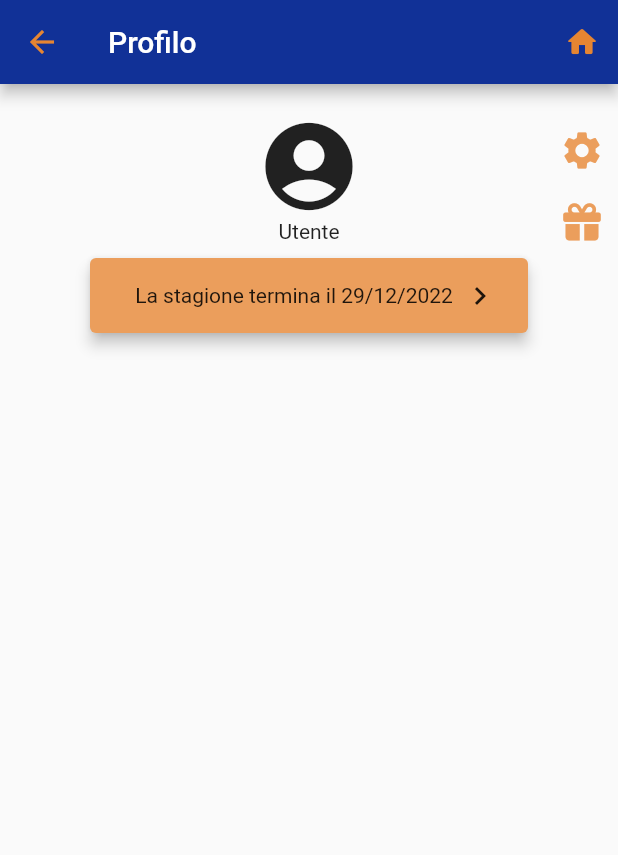
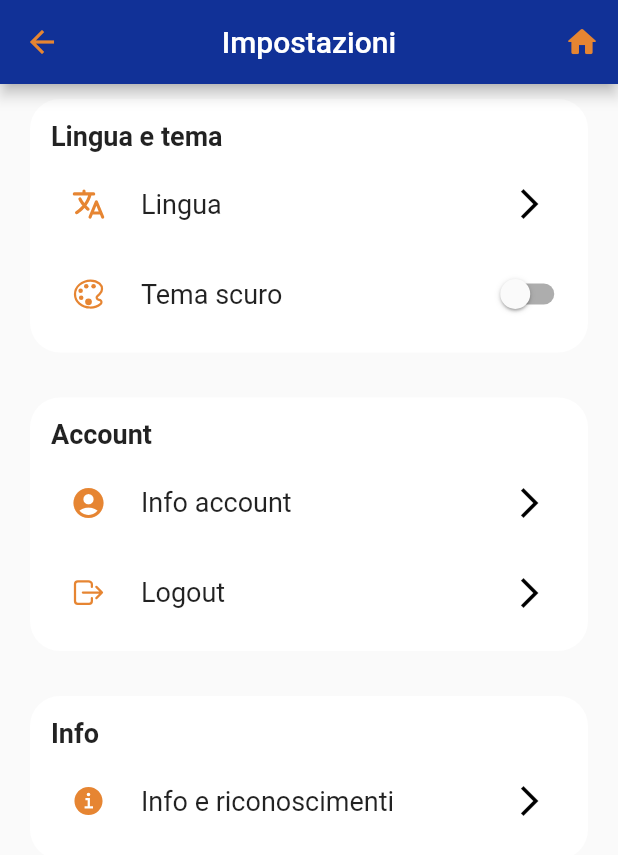
Before and after one commit to GaetanoRuggiero/EMAD2022_23-09, a Flutter app: the Profile screen opened directly, after a tap on the "settings" icon, on a phone screen of 412 x 824 dp. Shown: the top 855 px of the screen. Run offline on Flutter 3.47's test engine with Material 2 defaults, Android fonts, the phone set to English and light mode, and no system bars; our stand-ins replace camera, font_awesome_flutter, google_maps_flutter, ionicons.

Commit message:
Updated settings ui

```diff
--- a/arts/lib/ui/profile.dart
+++ b/arts/lib/ui/profile.dart
@@ -1,3 +1,4 @@
+import 'package:arts/ui/settings.dart';
 import 'package:flutter/material.dart';
 import 'package:font_awesome_flutter/font_awesome_flutter.dart';
 
@@ -38,16 +39,20 @@ class Profile extends StatelessWidget {
                   child: Column(
                     children: [
                       IconButton(
-                        color: const Color(0xFFEB9E5C),
-                        onPressed: (){},
-                        icon: const Icon(size: 30, Icons.settings)
+                          color: const Color(0xFFEB9E5C),
+                          onPressed: () {
+                            Navigator.push(
+                              context,
+                              MaterialPageRoute(builder: (context) => const SettingScreen()),
+                            );
+                          },
+                          icon: const Icon(size: 30, Icons.settings)
                       ),
                       IconButton(
-                        color: const Color(0xFFEB9E5C),
-                        onPressed: (){},
-                        icon: const Icon(size: 25, FontAwesomeIcons.gift)
-                      )
-                      ,
+                          color: const Color(0xFFEB9E5C),
+                          onPressed: (){},
+                          icon: const Icon(size: 25, FontAwesomeIcons.gift)
+                      ),
                     ],
                   ),
                 ),
--- /dev/null
+++ b/arts/lib/ui/settings.dart
@@ -0,0 +1,217 @@
+import 'package:flutter/material.dart';
+import 'package:ionicons/ionicons.dart';
+
+bool isSwitched = false;
+
+
+class SettingScreen extends StatefulWidget {
+  const SettingScreen({Key? key}) : super(key: key);
+
+  @override
+  State<SettingScreen> createState() => _SettingScreenState();
+}
+
+class _SettingScreenState extends State<SettingScreen> {
+
+  final Container iconArrow = Container(
+    child: IconButton(
+      onPressed: (){},
+      icon: const Icon(Icons.arrow_forward_ios, color: Colors.black),
+    ),
+  );
+
+  final Color iconColor = const Color(0xffE68532);
+
+
+  @override
+  Widget build(BuildContext context) {
+    return Scaffold(
+      appBar: AppBar(
+        centerTitle: true,
+        title: const Text("Impostazioni"),
+        actions: <Widget>[
+          IconButton(onPressed: () {
+            Navigator.of(context).popUntil((route) => route.isFirst);
+          },
+              icon: const Icon(Icons.home_rounded)),
+        ],
+      ),
+      body: SafeArea(
+        child: Padding(padding: const EdgeInsets.symmetric(horizontal: 20, vertical: 10),
+          child: Column(
+            crossAxisAlignment: CrossAxisAlignment.start,
+            children: [
+              Container(
+                padding: const EdgeInsets.all(14),
+                decoration: const BoxDecoration(
+                  borderRadius: BorderRadius.all(Radius.circular(20)),
+                  color: Colors.white,
+                ),
+                child: Column(
+                  crossAxisAlignment: CrossAxisAlignment.start,
+                  children: [
+
+                    const Text("Lingua e tema",
+                        style: TextStyle(
+                          fontWeight: FontWeight.bold,
+                          fontSize: 18,
+                        )
+                    ),
+
+                    const SizedBox(height: 10),
+
+                    SettingsTile(
+                        cont: iconArrow,
+                        icon: Ionicons.language,
+                        title: "Lingua"),
+
+                    const SizedBox(height: 10),
+
+                    SettingsTile(
+                      icon: Ionicons.color_palette_outline,
+                      title: "Tema scuro",
+                      cont: Container(
+                        child: Switch(
+                          activeColor: Colors.grey,
+                          value: isSwitched,
+                          onChanged: (value) {
+                            setState(() {
+                              isSwitched = !isSwitched;
+                            });
+                          },
+                        ),
+                      ),
+                    ),
+                  ],
+                ),
+              ),
+
+              const SizedBox(height: 30),
+
+              Container(
+                padding: const EdgeInsets.all(14),
+                decoration: const BoxDecoration(
+                  borderRadius: BorderRadius.all(Radius.circular(20)),
+                  color: Colors.white,
+                ),
+
+                child: Column(
+                  crossAxisAlignment: CrossAxisAlignment.start,
+                  children: [
+
+                    const Text("Account",
+                        style: TextStyle(
+                          fontWeight: FontWeight.bold,
+                          fontSize: 18,
+                        )
+                    ),
+
+                    const SizedBox(height: 10),
+
+                    SettingsTile(
+                        cont: iconArrow,
+                        icon: Icons.account_circle,
+                        title: "Info account"
+                    ),
+
+                    const SizedBox(height: 10),
+
+                    SettingsTile(
+                        cont: iconArrow,
+                        icon: Ionicons.log_out_outline,
+                        title: "Logout"
+                    ),
+                  ],
+                ),
+              ),
+
+              const SizedBox(height: 30),
+
+              Container(
+                padding: const EdgeInsets.all(14),
+                decoration: const BoxDecoration(
+                  borderRadius: BorderRadius.all(Radius.circular(20)),
+                  color: Colors.white,
+                ),
+
+                child: Column(
+                  crossAxisAlignment: CrossAxisAlignment.start,
+                  children: [
+
+                    const Text("Info",
+                        style: TextStyle(fontWeight: FontWeight.bold, fontSize: 18)
+                    ),
+
+                    const SizedBox(height: 10),
+
+                    SettingsTile(
+                        cont: iconArrow,
+                        icon: Ionicons.information_circle_sharp,
+                        title: "Info e riconoscimenti"
+                    ),
+                  ],
+                ),
+              ),
+            ],
+          ),
+        ),
+      ),
+    );
+  }
+}
+
+
+
+class SettingsTile extends StatelessWidget {
+
+  final IconData icon;
+  final String title;
+  final Container cont;
+
+  const SettingsTile({
+    Key? key,
+    required this.icon,
+    required this.title,
+    required this.cont
+  }) : super(key: key);
+
+  @override
+  Widget build(BuildContext context) {
+
+    return Row(
+      children: [
+        Container(
+          width: 50,
+          height: 50,
+          decoration: BoxDecoration(
+            borderRadius: BorderRadius.circular(15),
+            color: Colors.transparent,
+          ),
+          child: Icon(icon, color: const Color(0xffE68532)),
+        ),
+
+        const SizedBox(width: 10),
+
+        Text(
+          title,
+          style: const TextStyle(
+            fontSize: 18,
+          ),
+        ),
+
+        const Spacer(),
+
+        Container(
+          width: 50,
+          height: 50,
+          decoration: BoxDecoration(
+            color: Colors.transparent,
+            borderRadius: BorderRadius.circular(20),
+          ),
+          child: cont,
+        ),
+
+      ],
+    );
+  }
+}
--- a/arts/pubspec.yaml
+++ b/arts/pubspec.yaml
@@ -43,6 +43,7 @@ dependencies:
   google_maps_flutter: ^2.2.1
   http: ^0.13.5
   flutter_launcher_icons: ^0.10.0
+  ionicons: ^0.2.1
 
 flutter_icons:
   android: "launcher_icon"
```
Also changed, not shown: arts/pubspec.lock.
